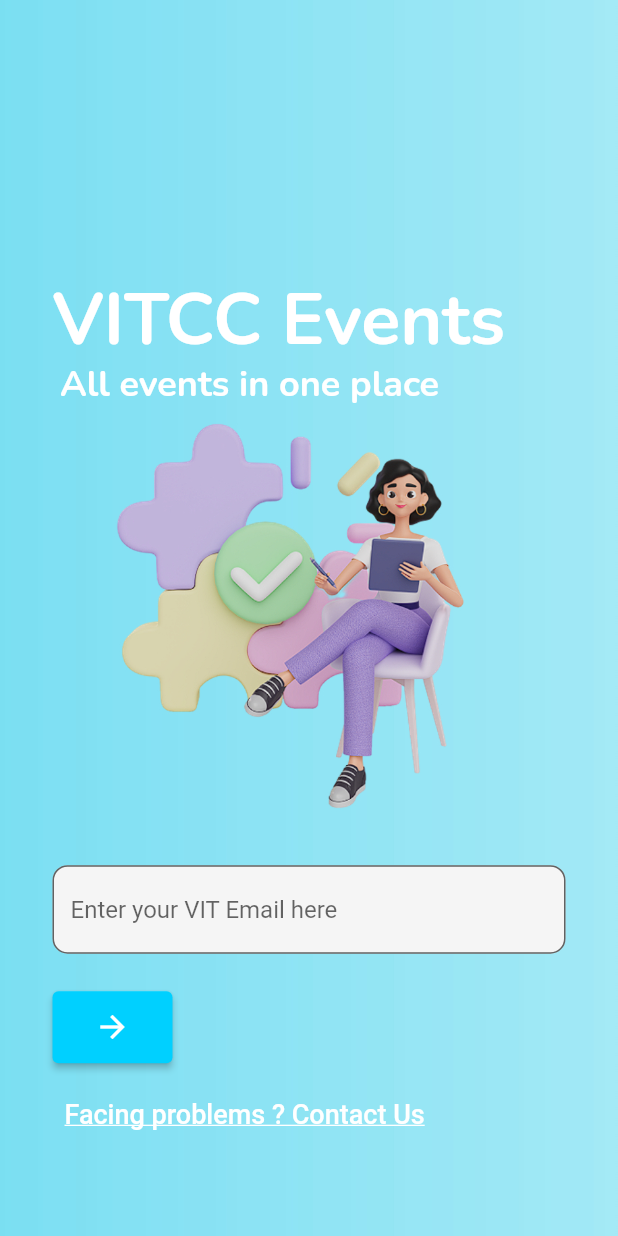
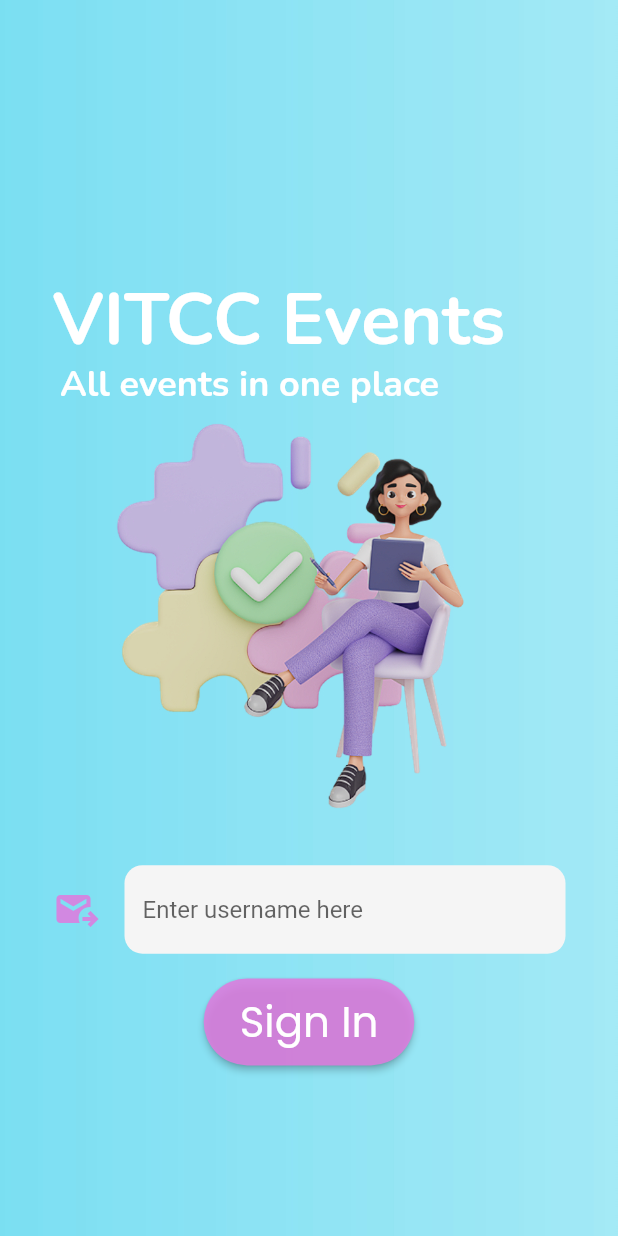
Before and after one commit to micvitc/Events-App, a Flutter app: the MyLogin screen opened directly, on a phone screen of 412 x 824 dp. Run offline on Flutter 3.47's test engine with Material 2 defaults, Android fonts, the phone set to English and light mode, and no system bars; our stand-ins replace carousel_slider, google_fonts.

Commit message:
login UI fix

```diff
--- a/mic_event_notifier/lib/loginpage.dart
+++ b/mic_event_notifier/lib/loginpage.dart
@@ -1,6 +1,7 @@
+import 'package:Login_ui/HomeScreen.dart';
 import 'package:google_fonts/google_fonts.dart';
 import 'package:flutter/material.dart';
-
+TextEditingController username = TextEditingController();
 class MyLogin extends StatefulWidget {
   const MyLogin({Key? key}) : super(key: key);
 
@@ -9,7 +10,6 @@ class MyLogin extends StatefulWidget {
 }
 
 class _MyLoginState extends State<MyLogin> {
-  TextEditingController emailAddress = TextEditingController();
   @override
   Widget build(BuildContext context) {
     return Container(
@@ -47,7 +47,7 @@ class _MyLoginState extends State<MyLogin> {
                 ),
               ),
             ),
-            SingleChildScrollView(
+            Center(
               child: Container(
                   padding: EdgeInsets.only(
                       top: MediaQuery.of(context).size.height * 0.70,
@@ -56,72 +56,77 @@ class _MyLoginState extends State<MyLogin> {
                   child: Column(
                     children: [
                       TextField(
-                          controller: emailAddress,
+                          controller: username,
                           keyboardType: TextInputType.emailAddress,
                           decoration: InputDecoration(
+                            icon: Icon(
+                              Icons.outgoing_mail,
+                              color:Color.fromARGB(222, 222, 123, 222),
+                              size: 32,
+                            ) ,
+                              alignLabelWithHint: true,
                               fillColor: Colors.grey.shade100,
                               filled: true,
-                              hintText: "Enter your VIT Email here",
+                              hintText: "Enter username here",
                               hoverColor: Colors.white,
                               border: OutlineInputBorder(
-                                borderRadius: BorderRadius.circular(10),
-                              ))),
-                      const SizedBox(
-                        height: 25,
+                                borderSide: BorderSide.none,
+                                borderRadius: BorderRadius.circular(12),
+                              )
+                          )
+                      ),
+                     SizedBox(
+                        height: MediaQuery.of(context).size.height*0.02,
                       ),
                       Row(
-                        mainAxisAlignment: MainAxisAlignment.spaceBetween,
+                        crossAxisAlignment: CrossAxisAlignment.center,
+                        mainAxisAlignment: MainAxisAlignment.center,
                         children: [
-                          ElevatedButton(
-                            style: ElevatedButton.styleFrom(
-                                primary:
-                                    const Color.fromARGB(255, 0, 208, 255)),
-                            onPressed: () {
-                              var email = emailAddress.text;
-                              if (email.endsWith("@vitstudent.ac.in") == true) {
-                                print("Access to VIT Events");
-                              } else if (email.endsWith("@adminac.in") ==
-                                  true) {
-                                print("Access to Admin Events");
-                              } else {
-                                print("No Access to VIT Events");
-                              }
-                            },
-                            child: IconButton(
+                          Container(
+
+                            child: ElevatedButton(
+                              style: ElevatedButton.styleFrom(
+                                shape: StadiumBorder(),
+                                  primary:
+                                      const Color.fromARGB(222, 222, 123, 222)),
                               onPressed: () {
-                                var email = emailAddress.text;
-                                if (email.endsWith("@vitstudent.ac.in") ==
-                                    true) {
-                                  print("Access to VIT Events");
-                                } else if (email.endsWith("@adminac.in") ==
-                                    true) {
-                                  print("Access to Admin Events");
-                                } else {
-                                  print("No Access to VIT Events");
-                                }
                               },
-                              icon: const Icon(Icons.arrow_forward),
+                              child: Stack(
+                                children:[
+                                TextButton(
+                                  child: Text(
+                                    'Sign In',
+                                    textAlign: TextAlign.center,
+                                    style: GoogleFonts.poppins(
+                                      color: Colors.white,
+                                      fontWeight: FontWeight.w400,
+                                      fontSize: 28,
+                                    ),
+                                  ),
+                                  onPressed: () {
+                                    Navigator.push(
+                                      context,
+                                      MaterialPageRoute(
+                                          builder: (context) =>
+                                              HomeScreen()),
+                                    );
+                                  },
+                                ),
+                              /*    Align(
+                                    alignment: Alignment.centerRight,
+                                    child: Icon(Icons.g_mobiledata_rounded,
+                                    color: Colors.white,
+                                      size: 32,
+                                    ),
+                                  )*/
+                                ],
+                              ),
                             ),
                           )
                         ],
                       ),
                       const SizedBox(
                         height: 10,
-                      ),
-                      Row(
-                          mainAxisAlignment: MainAxisAlignment.spaceBetween,
-                          children: [
-                            TextButton(
-                                onPressed: () {},
-                                child: const Text(
-                                    "Facing problems ? Contact Us",
-                                    style: TextStyle(
-                                        decoration: TextDecoration.underline,
-                                        fontSize: 18,
-                                        color: Colors.white))),
-                          ]),
-                      const SizedBox(
-                        height: 20,
                       ),
                     ],
                   )),
--- a/mic_event_notifier/pubspec.yaml
+++ b/mic_event_notifier/pubspec.yaml
@@ -35,6 +35,7 @@ dependencies:
   # Use with the CupertinoIcons class for iOS style icons.
   cupertino_icons: ^1.0.2
   google_fonts: ^3.0.1
+  carousel_slider: ^4.1.1
 
 dev_dependencies:
   flutter_test:
@@ -61,6 +62,7 @@ flutter:
   # To add assets to your application, add an assets section, like this:
   assets:
     - assets/vivid-blurred-colorful-wallpaper-background.jpg
+    - assets/homescreen.jpg
   # - images/a_dot_ham.jpeg
 
   # An image asset can refer to one or more resolution-specific "variants", see
```
Also changed, not shown: mic_event_notifier/lib/HomeScreen.dart (+22 -22 lines), mic_event_notifier/lib/assignevent.dart (deleted, +0 -33 lines), mic_event_notifier/lib/main.dart (+4 -4 lines), mic_event_notifier/assets/homescreen.jpg (added), mic_event_notifier/pubspec.lock.
